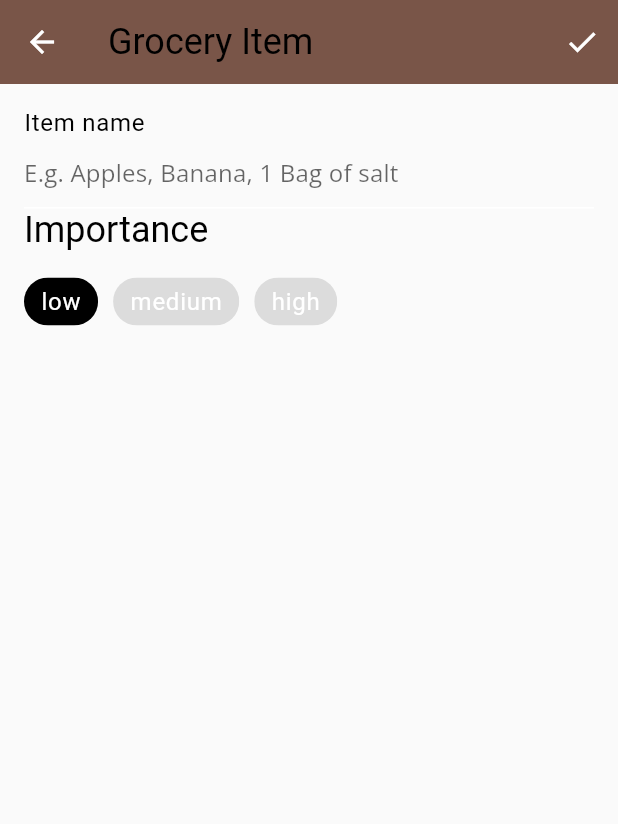
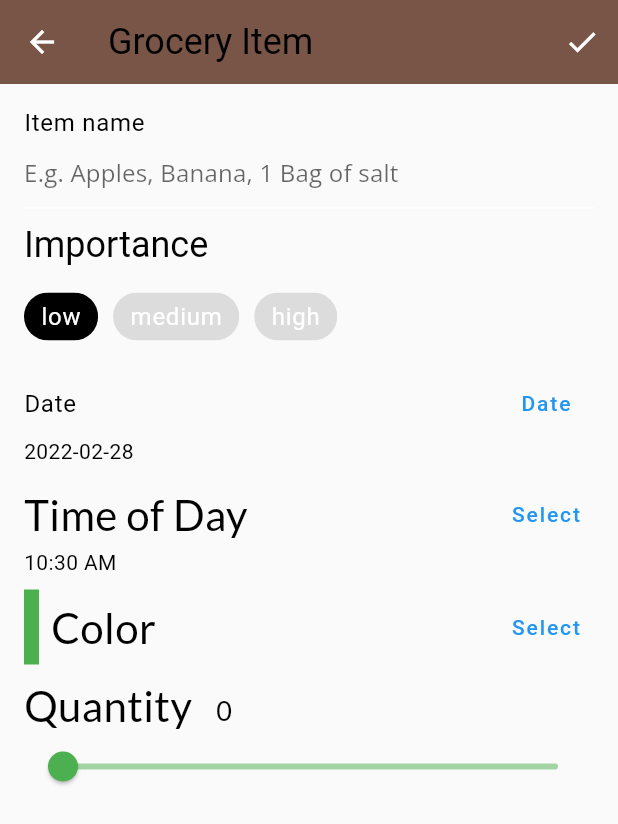
Before and after one commit to OscarAlmgren/apprentice_flutter, a Flutter app: the screen it shows after launch, item 3 of the bottom bar chosen, after a tap on the "add" icon, on a phone screen of 412 x 824 dp. Shown: the top 824 px of the screen. Run offline on Flutter 3.47's test engine with Material 2 defaults, Android fonts, the phone set to English and light mode, and no system bars; our stand-ins replace flutter_colorpicker, google_fonts; Roboto replaces fonts that are missing (Shrikhand).

Commit message:
Grocery Item screen with many UI elements added from buildWidgets()

```diff
--- a/lib/screens/grocery_item_screen.dart
+++ b/lib/screens/grocery_item_screen.dart
@@ -5,6 +5,7 @@ import 'package:flutter_colorpicker/flutter_colorpicker.dart';
 import 'package:intl/intl.dart';
 import 'package:uuid/uuid.dart';
 import '../models/models.dart';
+import '../components/grocery_tile.dart';
 
 class GroceryItemScreen extends StatefulWidget {
   // 1
@@ -86,7 +87,36 @@ class _GroceryItemScreenState extends State<GroceryItemScreen> {
       body: Container(
         padding: const EdgeInsets.all(16.0),
         child: ListView(
-          children: [buildNameField(), buildImportanceField()],
+          children: [
+            buildNameField(),
+            const SizedBox(height: 10.0),
+            buildImportanceField(),
+            const SizedBox(height: 10.0),
+            buildDateField(context),
+            const SizedBox(height: 10.0),
+            buildTimeField(context),
+            const SizedBox(height: 10.0),
+            buildColorPicker(context),
+            const SizedBox(height: 10.0),
+            buildQuantityField(),
+            const SizedBox(height: 10.0),
+            GroceryTile(
+              item: GroceryItem(
+                id: 'previewMode',
+                name: _name,
+                importance: _importance,
+                color: _currentColor,
+                quantity: _currentSliderValue,
+                date: DateTime(
+                  _dueDate.year,
+                  _dueDate.month,
+                  _dueDate.day,
+                  _timeOfDay.hour,
+                  _timeOfDay.minute,
+                ),
+              ),
+            ),
+          ],
         ),
       ),
     );
@@ -173,12 +203,179 @@ class _GroceryItemScreenState extends State<GroceryItemScreen> {
     );
   }
 
-  // TODO: ADD buildDateField()
+  Widget buildDateField(BuildContext context) {
+    return Column(
+      crossAxisAlignment: CrossAxisAlignment.start,
+      children: [
+        Row(
+          mainAxisAlignment: MainAxisAlignment.spaceBetween,
+          children: [
+            Text(
+              'Date',
+              style: Theme.of(context).textTheme.bodyText1,
+            ),
+            TextButton(
+              onPressed: () async {
+                final currentDate = DateTime.now();
+                final selectedDate = await showDatePicker(
+                  context: context,
+                  initialDate: currentDate,
+                  firstDate: currentDate,
+                  lastDate: DateTime(currentDate.year + 5),
+                );
+                setState(() {
+                  if (selectedDate != null) {
+                    _dueDate = selectedDate;
+                  }
+                });
+              },
+              child: const Text(
+                'Date',
+              ),
+            )
+          ],
+        ),
+        Text('${DateFormat('yyyy-MM-dd').format(_dueDate)}'),
+      ],
+    );
+  }
 
-  // TODO: Add buildTimeField()
+  Widget buildTimeField(BuildContext context) {
+    return Column(
+      crossAxisAlignment: CrossAxisAlignment.start,
+      children: [
+        Row(
+          mainAxisAlignment: MainAxisAlignment.spaceBetween,
+          children: [
+            Text(
+              'Time of Day',
+              style: GoogleFonts.lato(fontSize: 28.0),
+            ),
+            TextButton(
+              child: const Text('Select'),
+              onPressed: () async {
+                // 1
+                final timeOfDay = await showTimePicker(
+                  // 2
+                  initialTime: TimeOfDay.now(),
+                  context: context,
+                );
 
-  // TODO: Add buildColorPicker()
+                // 3
+                setState(() {
+                  if (timeOfDay != null) {
+                    _timeOfDay = timeOfDay;
+                  }
+                });
+              },
+            ),
+          ],
+        ),
+        Text(_timeOfDay.format(context)),
+      ],
+    );
+  }
 
-  // TODO: Add buildQuantityField()
+  Widget buildColorPicker(BuildContext context) {
+    // 1
+    return Row(
+      mainAxisAlignment: MainAxisAlignment.spaceBetween,
+      children: [
+        // 2
+        Row(
+          children: [
+            Container(
+              height: 50.0,
+              width: 10.0,
+              color: _currentColor,
+            ),
+            const SizedBox(width: 8.0),
+            Text(
+              'Color',
+              style: GoogleFonts.lato(fontSize: 28.0),
+            ),
+          ],
+        ),
+        // 3
+        TextButton(
+          child: const Text('Select'),
+          onPressed: () {
+            // 4
+            showDialog(
+              context: context,
+              builder: (context) {
+                // 5
+                return AlertDialog(
+                  content: BlockPicker(
+                    pickerColor: Colors.white,
+                    // 6
+                    onColorChanged: (color) {
+                      setState(() => _currentColor = color);
+                    },
+                  ),
+                  actions: [
+                    // 7
+                    TextButton(
+                      child: const Text('Save'),
+                      onPressed: () {
+                        Navigator.of(context).pop();
+                      },
+                    ),
+                  ],
+                );
+              },
+            );
+          },
+        ),
+      ],
+    );
+  }
 
+  Widget buildQuantityField() {
+    // 1
+    return Column(
+      crossAxisAlignment: CrossAxisAlignment.start,
+      children: [
+        // 2
+        Row(
+          crossAxisAlignment: CrossAxisAlignment.baseline,
+          textBaseline: TextBaseline.alphabetic,
+          children: [
+            Text(
+              'Quantity',
+              style: GoogleFonts.lato(fontSize: 28.0),
+            ),
+            const SizedBox(width: 16.0),
+            Text(
+              _currentSliderValue.toInt().toString(),
+              style: GoogleFonts.lato(fontSize: 18.0),
+            ),
+          ],
+        ),
+        // 3
+        Slider(
+          // 4
+          inactiveColor: _currentColor.withOpacity(0.5),
+          activeColor: _currentColor,
+          // 5
+          value: _currentSliderValue.toDouble(),
+          // 6
+          min: 0.0,
+          max: 100.0,
+          // 7
+          divisions: 100,
+          // 8
+          label: _currentSliderValue.toInt().toString(),
+          // 9
+          onChanged: (double value) {
+            setState(
+              () {
+                _currentSliderValue = value.toInt();
+              },
+            );
+          },
+        ),
+      ],
+    );
+  }
 }
```
